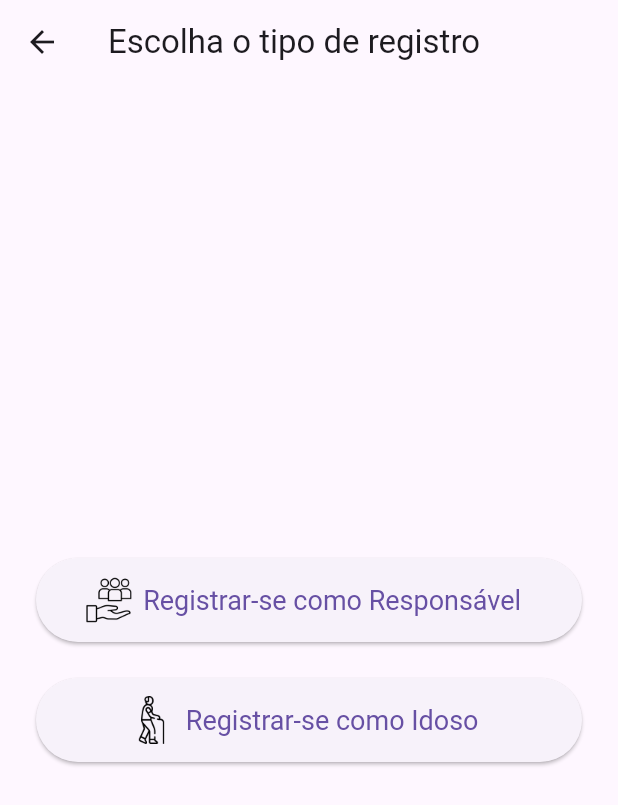
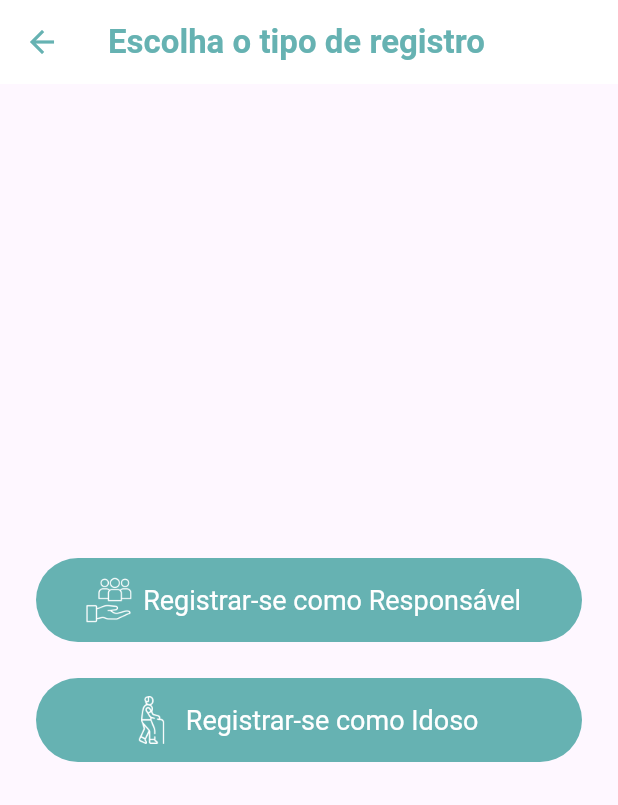
Before and after one commit to Pedro0826/Lembrar-Plus, a Flutter app: the LoginPage screen opened by its route, after a tap on "Não tem login? Registre-se", on a phone screen of 412 x 824 dp. Shown: the top 805 px of the screen. Run offline on Flutter 3.47's test engine with Material 3 defaults, Android fonts, the phone set to English and light mode, and no system bars; our stand-ins replace cloud_firestore, firebase_auth, firebase_core, google_sign_in; missing offline and left inert: circular_menu; accounts and stored records are empty; generated files the repository leaves out were written again; network calls fail.

Commit message:
Atualizacao do design do login e registro

```diff
--- a/lib/screens/login.dart
+++ b/lib/screens/login.dart
@@ -1,4 +1,3 @@
-
 import 'package:flutter/material.dart';
 import '../services/auth_service.dart';
 import '../services/firestore_service.dart';
@@ -25,7 +24,8 @@ class _LoginPageState extends State<LoginPage> {
 
   Future<void> fazerLogin() async {
     try {
-      User? user = await _authService.signIn(emailController.text, senhaController.text);
+      User? user =
+          await _authService.signIn(emailController.text, senhaController.text);
       if (user != null) {
         final firestore = FirestoreService();
         if (await firestore.isResponsavelByEmail(user.email ?? '')) {
@@ -66,7 +66,18 @@ class _LoginPageState extends State<LoginPage> {
   @override
   Widget build(BuildContext context) {
     return Scaffold(
-      appBar: AppBar(title: const Text("Login")),
+      appBar: AppBar(
+        title: const Text(
+          "Login",
+          style: TextStyle(
+            color: Color(0xFF66B2B2), // #66B2B2
+            fontWeight: FontWeight.bold,
+          ),
+        ),
+        iconTheme: const IconThemeData(color: Color(0xFF66B2B2)),
+        backgroundColor: Colors.white,
+        elevation: 0,
+      ),
       body: Padding(
         padding: const EdgeInsets.all(20),
         child: Column(
@@ -74,17 +85,55 @@ class _LoginPageState extends State<LoginPage> {
           children: [
             TextField(
               controller: emailController,
-              decoration: const InputDecoration(labelText: "Email"),
+              decoration: const InputDecoration(
+                hintText: "Email",
+                hintStyle: TextStyle(color: Colors.grey),
+                filled: true,
+                fillColor: Colors.white,
+                enabledBorder: OutlineInputBorder(
+                  borderRadius: BorderRadius.all(Radius.circular(10)),
+                  borderSide: BorderSide(color: Color(0xFFCCCCCC), width: 1),
+                ),
+                focusedBorder: OutlineInputBorder(
+                  borderRadius: BorderRadius.all(Radius.circular(10)),
+                  borderSide: BorderSide(color: Color(0xFFCCCCCC), width: 1),
+                ),
+              ),
             ),
+            const SizedBox(height: 16),
             TextField(
               controller: senhaController,
-              decoration: const InputDecoration(labelText: "Senha"),
+              decoration: const InputDecoration(
+                hintText: "Senha",
+                hintStyle: TextStyle(color: Colors.grey),
+                filled: true,
+                fillColor: Colors.white,
+                enabledBorder: OutlineInputBorder(
+                  borderRadius: BorderRadius.all(Radius.circular(10)),
+                  borderSide: BorderSide(color: Color(0xFFCCCCCC), width: 1),
+                ),
+                focusedBorder: OutlineInputBorder(
+                  borderRadius: BorderRadius.all(Radius.circular(10)),
+                  borderSide: BorderSide(color: Color(0xFFCCCCCC), width: 1),
+                ),
+              ),
               obscureText: true,
             ),
             const SizedBox(height: 20),
-
-            const SizedBox(height: 20),
-            ElevatedButton(onPressed: fazerLogin, child: const Text("Entrar")),
+            ElevatedButton(
+              onPressed: fazerLogin,
+              style: ElevatedButton.styleFrom(
+                backgroundColor: const Color(0xFF66B2B2),
+                foregroundColor: Colors.white,
+                minimumSize: const Size(double.infinity, 48),
+                shape: const RoundedRectangleBorder(
+                  borderRadius: BorderRadius.all(Radius.circular(10)),
+                  side: BorderSide(color: Color(0xFFCCCCCC), width: 1),
+                ),
+                elevation: 0,
+              ),
+              child: const Text("Entrar"),
+            ),
             const SizedBox(height: 10),
             ElevatedButton.icon(
               onPressed: fazerLoginGoogle,
@@ -106,6 +155,15 @@ class _LoginPageState extends State<LoginPage> {
               onPressed: () {
                 Navigator.pushNamed(context, '/register_principal');
               },
+              style: TextButton.styleFrom(
+                backgroundColor: const Color(0xFFFFF2CC), // fundo amarelinho
+                foregroundColor: const Color(0xFF66B2B2), // texto azul-esverdeado
+                minimumSize: const Size(double.infinity, 48),
+                shape: const RoundedRectangleBorder(
+                  borderRadius: BorderRadius.all(Radius.circular(10)),
+                  side: BorderSide(color: Color(0xFF66B2B2), width: 1),
+                ),
+              ),
               child: const Text("Não tem login? Registre-se"),
             ),
           ],
--- a/lib/screens/register_principal.dart
+++ b/lib/screens/register_principal.dart
@@ -6,7 +6,18 @@ class RegisterPrincipalPage extends StatelessWidget {
   @override
   Widget build(BuildContext context) {
     return Scaffold(
-      appBar: AppBar(title: const Text('Escolha o tipo de registro')),
+      appBar: AppBar(
+        title: const Text(
+          'Escolha o tipo de registro',
+          style: TextStyle(
+            color: Color(0xFF66B2B2),
+            fontWeight: FontWeight.bold,
+          ),
+        ),
+        iconTheme: const IconThemeData(color: Color(0xFF66B2B2)),
+        backgroundColor: Colors.white,
+        elevation: 0,
+      ),
       body: Center(
         child: Padding(
           padding: const EdgeInsets.all(24.0),
@@ -21,11 +32,17 @@ class RegisterPrincipalPage extends StatelessWidget {
                   'assets/images/registro_responsavel.png',
                   height: 32,
                   width: 32,
+                  color: Colors.white,
                 ),
-                label: const Text('Registrar-se como Responsável'),
+                label: const Text(
+                  'Registrar-se como Responsável',
+                  style: TextStyle(color: Colors.white),
+                ),
                 style: ElevatedButton.styleFrom(
+                  backgroundColor: const Color(0xFF66B2B2),
                   minimumSize: const Size(double.infinity, 56),
                   textStyle: const TextStyle(fontSize: 18),
+                  elevation: 0,
                 ),
               ),
               const SizedBox(height: 24),
@@ -37,11 +54,17 @@ class RegisterPrincipalPage extends StatelessWidget {
                   'assets/images/registro_idoso.png',
                   height: 32,
                   width: 32,
+                  color: Colors.white,
                 ),
-                label: const Text('Registrar-se como Idoso'),
+                label: const Text(
+                  'Registrar-se como Idoso',
+                  style: TextStyle(color: Colors.white),
+                ),
                 style: ElevatedButton.styleFrom(
+                  backgroundColor: const Color(0xFF66B2B2),
                   minimumSize: const Size(double.infinity, 56),
                   textStyle: const TextStyle(fontSize: 18),
+                  elevation: 0,
                 ),
               ),
             ],
```
Also changed, not shown: lib/screens/register_idoso.dart (+44 -20 lines), lib/screens/register_responsavel.dart (+50 -21 lines).
